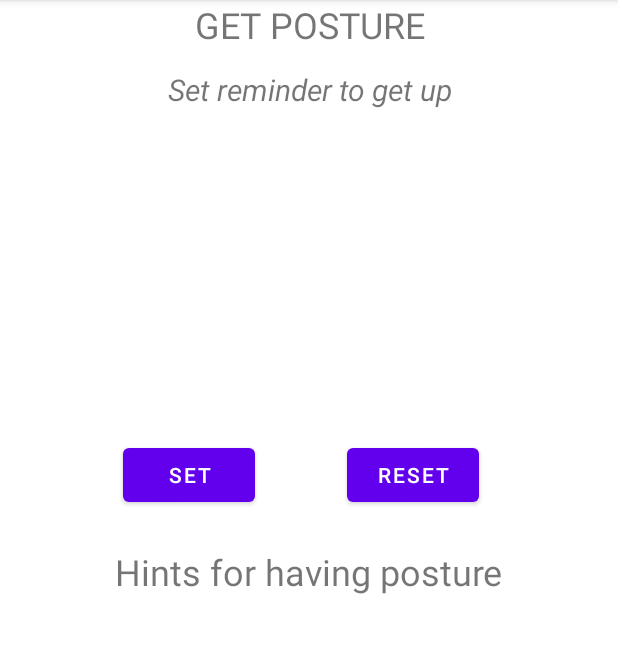
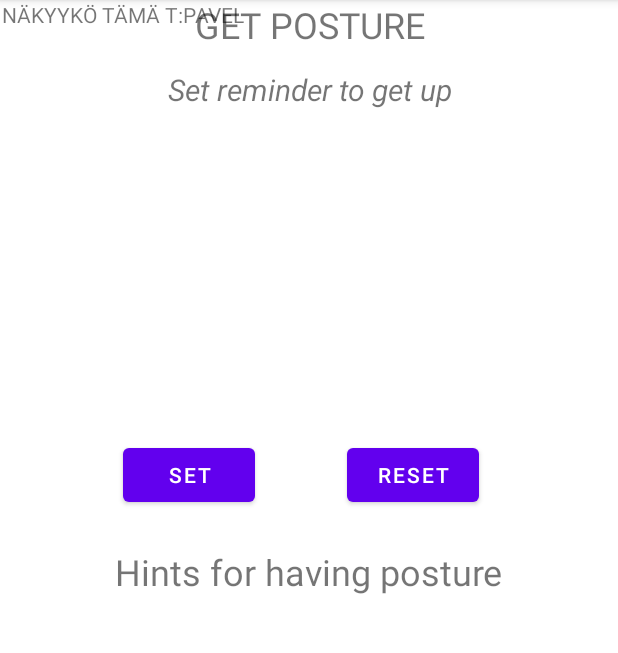
Before and after one commit to Saukho/ryhti, an Android app: the screen it shows after launch (MainActivity), on a phone screen of 412 x 824 dp, the part 84-737 px from its top. Run offline under Robolectric (Android 15) with nearby library versions, the phone set to English and light mode, and no system bars.

Commit message:
Tämä on testi

```diff
--- a/app/src/main/res/layout/activity_main.xml
+++ b/app/src/main/res/layout/activity_main.xml
@@ -94,5 +94,13 @@
             app:layout_constraintStart_toStartOf="parent"
             app:layout_constraintTop_toTopOf="parent"
             app:layout_constraintVertical_bias="0.534" />
+
+        <TextView
+            android:id="@+id/textView4"
+            android:layout_width="wrap_content"
+            android:layout_height="wrap_content"
+            android:text="NÄKYYKÖ TÄMÄ T:PAVEL"
+            tools:layout_editor_absoluteX="134dp"
+            tools:layout_editor_absoluteY="185dp" />
     </androidx.constraintlayout.widget.ConstraintLayout>
 </androidx.constraintlayout.widget.ConstraintLayout>
```
